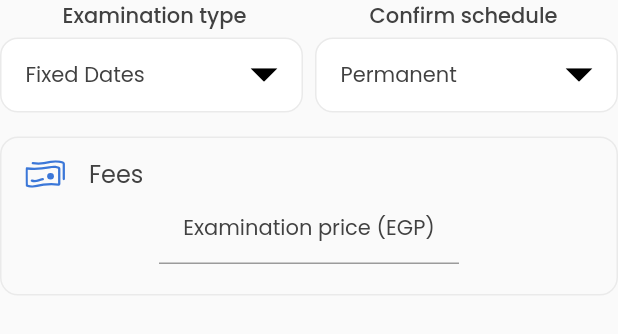
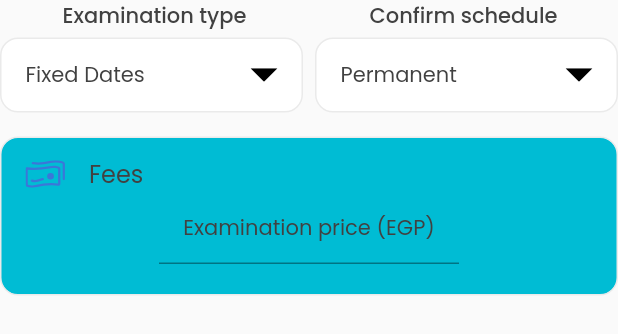
Before and after one commit to kosbaship/settings_new_look, a Flutter app: the ExaminationAndConfirmScheduleSection widget shown alone on an empty page, opened directly, on a phone screen of 412 x 824 dp. Shown: the top 334 px of the screen. Run offline on Flutter 3.47's test engine with Material 2 defaults, Android fonts, the phone set to English and light mode, and no system bars; our stand-ins replace connectivity, flutter_bloc, flutter_svg, fluttertoast; network calls fail.

Commit message:
Clinic Examination price Done

```diff
--- a/lib/data/models/schadule_doctor_fixed_model.dart
+++ b/lib/data/models/schadule_doctor_fixed_model.dart
@@ -9,7 +9,7 @@ class ScheduleDoctorFixedModel {
     subMessage = json['sub_message'];
     message = json['message'];
     result =
-        json['result'] != null ? new Result.fromJson(json['result']) : null;
+        json['return'] != null ? new Result.fromJson(json['return']) : null;
   }
 }
 
--- a/lib/data/remote/api_helper.dart
+++ b/lib/data/remote/api_helper.dart
@@ -29,7 +29,10 @@ class ApiHelper {
         doctorSettings =
             ScheduleDoctorFixedModel.fromJson(jsonDecode(response.body));
         print(doctorSettings.subMessage);
-        print(response.body);
+        print(doctorSettings.status);
+        print(doctorSettings.message);
+        print(doctorSettings.result.examinationType);
+        // print(doctorSettings.result.clinic.priceValue.toString());
         return doctorSettings;
         break;
       case 404:
--- a/lib/data/remote/api_util.dart
+++ b/lib/data/remote/api_util.dart
@@ -4,8 +4,8 @@ import 'package:settings_new_look/utilities/app_exceptions.dart';
 const String ACCESS_KEY_VALUE = 'Jd5522SA523aaaW2e25e5rk';
 const String ACCESS_PASSWORD_VALUE = 'J52Df3e6Wrtt5F2eeeWq220';
 
-const String _BASE_URL = 'https://rojetah.com/app_services/';
-const GET_DOCTOR_END_POINT = _BASE_URL + 'getDoctorSettings2';
+const String _BASE_URL = 'https://dev.rojetah.com/app_services/';
+const GET_DOCTOR_END_POINT = _BASE_URL + 'getScheduleDoctorFixed';
 const UPDATE_DOCTOR_END_POINT = _BASE_URL + 'updateScheduleDoctor';
 
 Future<void> checkInternetConnection() async {
--- a/lib/views/settings_module/settings_business_logic/settings_cubit.dart
+++ b/lib/views/settings_module/settings_business_logic/settings_cubit.dart
@@ -1,6 +1,5 @@
 import 'package:flutter/material.dart';
 import 'package:flutter_bloc/flutter_bloc.dart';
-import 'package:settings_new_look/data/models/schadule_doctor_fixed_model.dart';
 import 'package:settings_new_look/data/remote/api_helper.dart';
 import 'package:settings_new_look/utilities/app_strings.dart';
 import 'package:settings_new_look/views/settings_module/settings_business_logic/settings_states.dart';
@@ -9,19 +8,6 @@ class SettingsCubit extends Cubit<SettingsStates> {
   SettingsCubit() : super(SettingsInitialState());
 
   static SettingsCubit get(context) => BlocProvider.of(context);
-
-  ScheduleDoctorFixedModel _doctorSettings;
-
-  getDoctorSettingsData() {
-    emit(SettingsLoadingDataInProgressState());
-    ApiHelper.getInstance
-        .getDoctorSettingsData()
-        .then((_scheduleDoctorFixedModel) {
-      emit(SettingsLoadingDataSuccessState());
-      _doctorSettings = _scheduleDoctorFixedModel;
-      return _doctorSettings;
-    });
-  }
 
   int tabBarIndex = 0;
 
@@ -45,7 +31,7 @@ class SettingsCubit extends Cubit<SettingsStates> {
   }
 
   final formKey = GlobalKey<FormState>();
-  final examinationPriceController = TextEditingController();
+  TextEditingController examinationPriceController = TextEditingController();
 
   _checkExaminationPriceTextFieldValidation() =>
       this.formKey.currentState.validate();
@@ -83,6 +69,18 @@ class SettingsCubit extends Cubit<SettingsStates> {
     [1, 2],
   ];
 
+  getDoctorSettingsData() {
+    emit(SettingsLoadingDataInProgressState());
+    ApiHelper.getInstance
+        .getDoctorSettingsData()
+        .then((_scheduleDoctorFixedModel) {
+      this.examinationPriceController.text =
+          _scheduleDoctorFixedModel.result.clinic.priceValue.toString() ?? '0';
+
+      emit(SettingsLoadingDataSuccessState());
+    });
+  }
+
   /// ======================================================
   saveAllTheSettings() {
     if (this._checkExaminationPriceTextFieldValidation()) {
--- a/lib/views/settings_module/settings_views/settings_clinic_working_hours/settings_examination_and_schedule_section.dart
+++ b/lib/views/settings_module/settings_views/settings_clinic_working_hours/settings_examination_and_schedule_section.dart
@@ -80,6 +80,7 @@ class ExaminationAndConfirmScheduleSection extends StatelessWidget {
             padding:
                 const EdgeInsets.symmetric(vertical: 12.0, horizontal: 16.0),
             decoration: BoxDecoration(
+                color: Colors.cyan,
                 borderRadius: BorderRadius.circular(12.0),
                 border: Border.all(color: kAppBorderColor)),
             child: Column(
```
Also changed, not shown: lib/views/settings_module/settings_views/settings_app_and_tab_bar/settings_app_bar_section.dart (+5 -2 lines).
